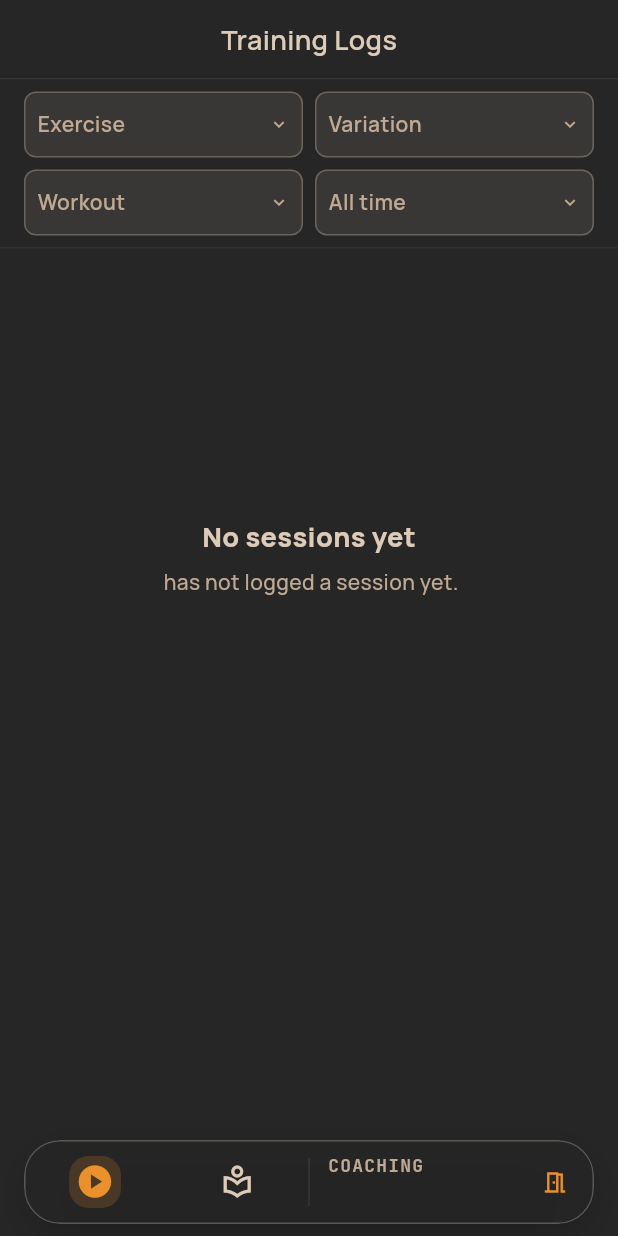
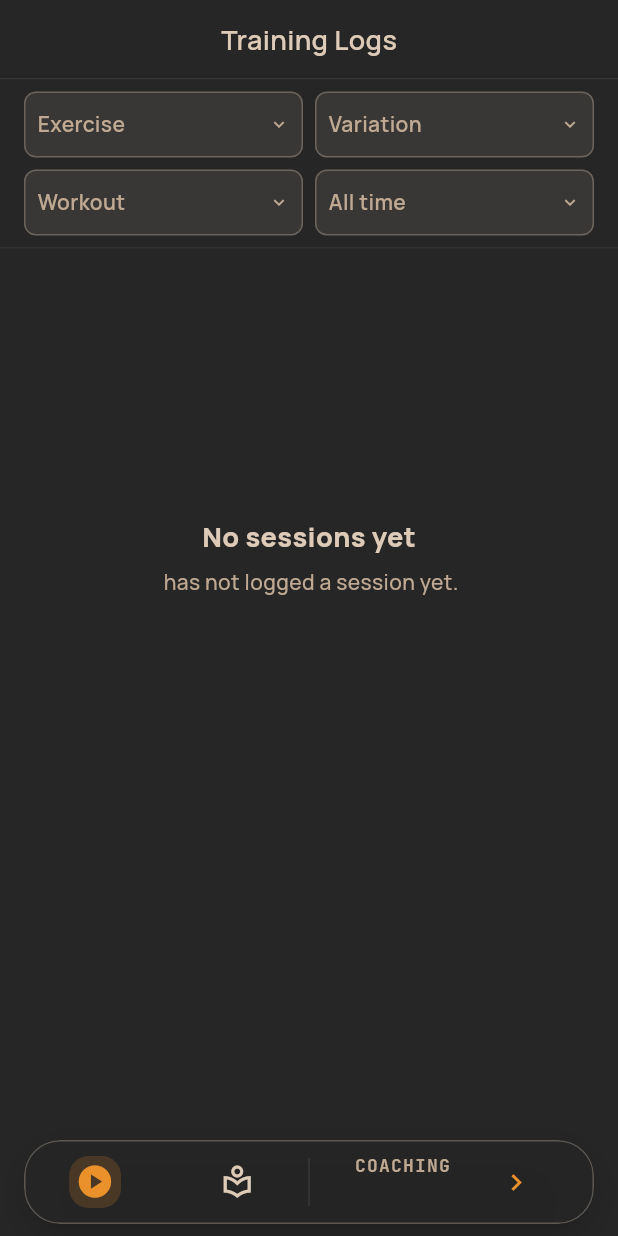
Before and after one commit to AristonTheAnalyst/LambdaBeta, a Flutter app: the CoachModeScreen screen opened directly with empty values, on a phone screen of 412 x 824 dp. Run offline on Flutter 3.47's test engine with Material 3 defaults, Android fonts, the phone set to English and light mode, and no system bars; our stand-ins replace app_links, flutter_secure_storage, font_awesome_flutter, go_router, google_fonts, google_sign_in and 5 more; missing offline and left inert: powersync; accounts and stored records are empty; statements that could not run were skipped.

Commit message:
polish(coach): the bar's exit is a chevron, and its half is spaced evenly
The open-door glyph becomes `Icons.chevron_right` — the trailing edge is
where this app leaves a place from, and the chevron keeps the coach bar out
of the destructive vocabulary. The identity and the exit share the right half
with `spaceEvenly`, so the air at the divider, between the two and at the
trailing edge is the same.

Co-Authored-By: Claude Code <noreply@anthropic.com>

```diff
--- a/lambda/lib/features/coach/view/coach_mode_screen.dart
+++ b/lambda/lib/features/coach/view/coach_mode_screen.dart
@@ -186,10 +186,14 @@ class CoachModeIdentity extends StatelessWidget {
   @override
   Widget build(BuildContext context) {
     return Padding(
-      padding: const EdgeInsets.only(left: AppSpacing.md, right: AppSpacing.xs),
+      padding: const EdgeInsets.symmetric(horizontal: AppSpacing.sm),
       child: Row(
+        // The half's two contents — the identity and the way out — share it
+        // evenly: equal air at the divider, between them and at the trailing
+        // edge (2026-10-28).
+        mainAxisAlignment: MainAxisAlignment.spaceEvenly,
         children: [
-          Expanded(
+          Flexible(
             child: Column(
               mainAxisSize: MainAxisSize.min,
               crossAxisAlignment: CrossAxisAlignment.start,
@@ -220,9 +224,12 @@ class CoachModeIdentity extends StatelessWidget {
             ),
           ),
           HeaderIconButton(
-            icon: Icons.meeting_room_outlined,
+            // A chevron, not a door: the bar's trailing edge is where this
+            // app leaves a place from, and the glyph says "on, out of here"
+            // without borrowing the destructive vocabulary (2026-10-28).
+            icon: Icons.chevron_right,
             semanticsLabel: 'Exit coach mode',
-            glyphSize: 18,
+            glyphSize: 22,
             onPressed: onExit,
           ),
         ],
```
